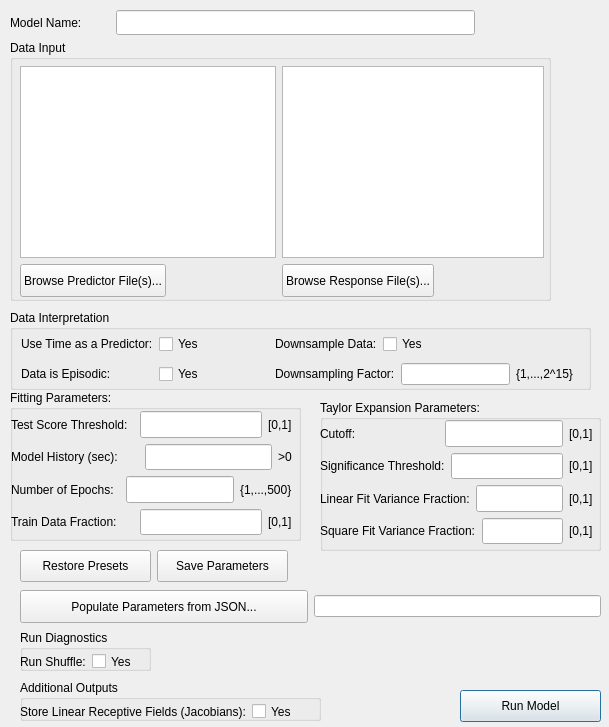
Above: neuro_mine/ui/mine_train.ui from matovic5/neuro_mine before the change. Below: the same form after it.
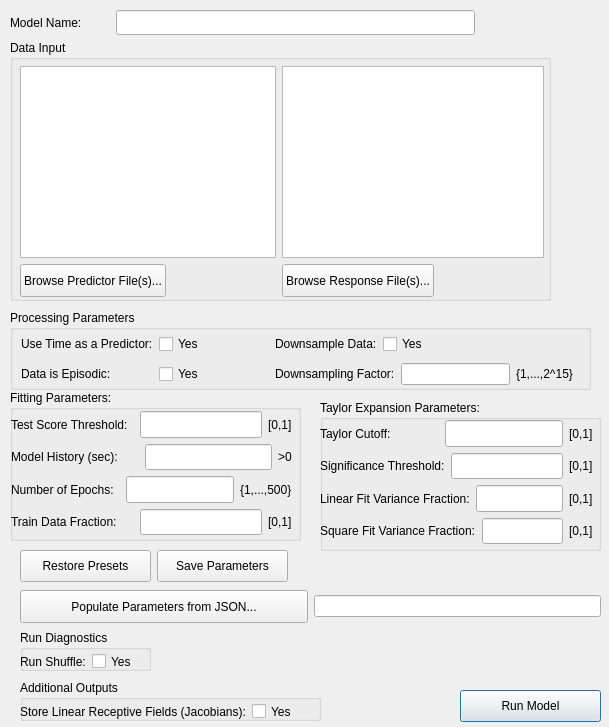
That is the form after the change. Icons and pictures are not drawn.

Commit message: Renamed Cutoff to Taylor Cutoff in GUI and renamed Data Interpretation box to Processing Parameters

Diff of the .ui file:
```diff
--- a/neuro_mine/ui/mine_train.ui
+++ b/neuro_mine/ui/mine_train.ui
@@ -392,7 +392,7 @@
           </sizepolicy>
          </property>
          <property name="text">
-          <string>Cutoff:</string>
+          <string>Taylor Cutoff:</string>
          </property>
         </widget>
        </item>
@@ -782,7 +782,7 @@
     </rect>
    </property>
    <property name="title">
-    <string>Data Interpretation</string>
+    <string>Processing Parameters</string>
    </property>
    <widget class="QWidget" name="layoutWidget">
     <property name="geometry">
```
The commit also changes 1 other file.
